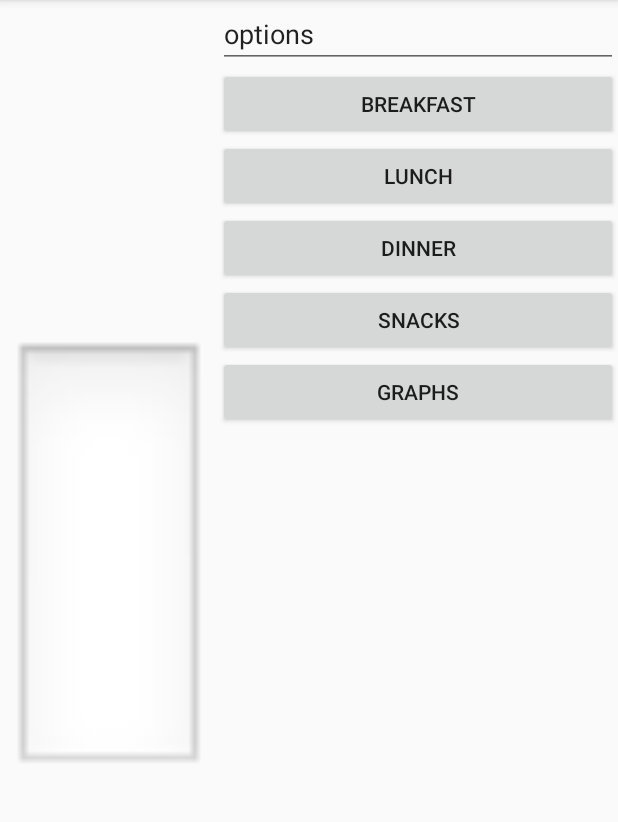
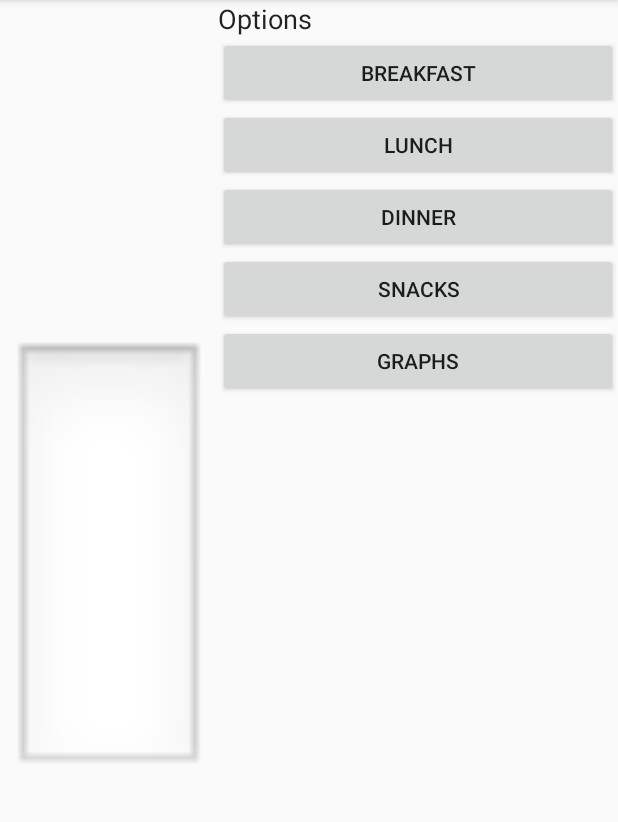
Before and after one commit to KleoG/FitnessAppClone, an Android app: the screen it shows after launch (MainActivity), on a phone screen of 412 x 824 dp, the part 84-906 px from its top. Run offline under Robolectric (Android 15) with nearby library versions, the phone set to English and light mode, and no system bars.

Commit message:
added hardcoded text to strings.xml and updated button text values accordingly

```diff
--- a/app/src/main/res/layout/activity_main.xml
+++ b/app/src/main/res/layout/activity_main.xml
@@ -35,6 +35,7 @@
                     android:id="@+id/optionsText"
                     android:layout_width="match_parent"
                     android:layout_height="wrap_content"
+                    android:background="@null"
                     android:clickable="false"
                     android:contextClickable="false"
                     android:cursorVisible="false"
@@ -42,40 +43,39 @@
                     android:focusable="false"
                     android:focusableInTouchMode="false"
                     android:selectAllOnFocus="false"
-                    android:text="options"
-                    android:textColorLink="@android:color/transparent"
+                    android:text="@string/options"
                     android:textIsSelectable="false" />
 
                 <Button
                     android:id="@+id/breaskFastButton"
                     android:layout_width="match_parent"
                     android:layout_height="wrap_content"
-                    android:text="Breakfast" />
+                    android:text="@string/breakfast_button" />
 
                 <Button
                     android:id="@+id/LunchButton"
                     android:layout_width="match_parent"
                     android:layout_height="wrap_content"
-                    android:text="Lunch" />
+                    android:text="@string/lunch_button" />
 
                 <Button
                     android:id="@+id/dinnerButton"
                     android:layout_width="match_parent"
                     android:layout_height="wrap_content"
-                    android:text="Dinner" />
+                    android:text="@string/dinner_button" />
 
                 <Button
                     android:id="@+id/snackButton"
                     android:layout_width="match_parent"
                     android:layout_height="wrap_content"
-                    android:text="snacks" />
+                    android:text="@string/snacks_button" />
 
                 <Button
                     android:id="@+id/graphButton"
                     android:layout_width="match_parent"
                     android:layout_height="wrap_content"
                     android:onClick="goToGraphsPage"
-                    android:text="Graphs" />
+                    android:text="@string/graphs_button" />
             </LinearLayout>
 
         </LinearLayout>
--- a/app/src/main/res/values/strings.xml
+++ b/app/src/main/res/values/strings.xml
@@ -3,4 +3,12 @@
     <string name="title_home">Home</string>
     <string name="title_dashboard">Dashboard</string>
     <string name="title_notifications">Notifications</string>
+
+    <string name="options">Options</string>
+    <string name="breakfast_button">Breakfast</string>
+    <string name="lunch_button">Lunch</string>
+    <string name="dinner_button">Dinner</string>
+    <string name="snacks_button">Snacks</string>
+    <string name="graphs_button">Graphs</string>
+
 </resources>
```
